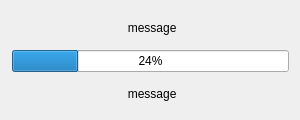
Above: res/ui/widget_small_dialog_progress_set.ui from purejiang/BlankTool before the change. Below: the same form after it.
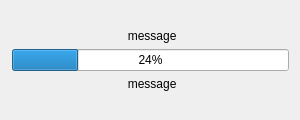
That is the form after the change.

```diff
--- a/res/ui/widget_small_dialog_progress_set.ui
+++ b/res/ui/widget_small_dialog_progress_set.ui
@@ -35,6 +35,19 @@
     <property name="bottomMargin">
      <number>12</number>
     </property>
+    <item>
+     <spacer name="verticalSpacer">
+      <property name="orientation">
+       <enum>Qt::Vertical</enum>
+      </property>
+      <property name="sizeHint" stdset="0">
+       <size>
+        <width>20</width>
+        <height>40</height>
+       </size>
+      </property>
+     </spacer>
+    </item>
     <item>
      <widget class="QLabel" name="lb_small_progress_dialog_top_msg">
       <property name="sizePolicy">
@@ -74,6 +87,19 @@
       </property>
      </widget>
     </item>
+    <item>
+     <spacer name="verticalSpacer_2">
+      <property name="orientation">
+       <enum>Qt::Vertical</enum>
+      </property>
+      <property name="sizeHint" stdset="0">
+       <size>
+        <width>20</width>
+        <height>40</height>
+       </size>
+      </property>
+     </spacer>
+    </item>
    </layout>
   </widget>
  </widget>
```
